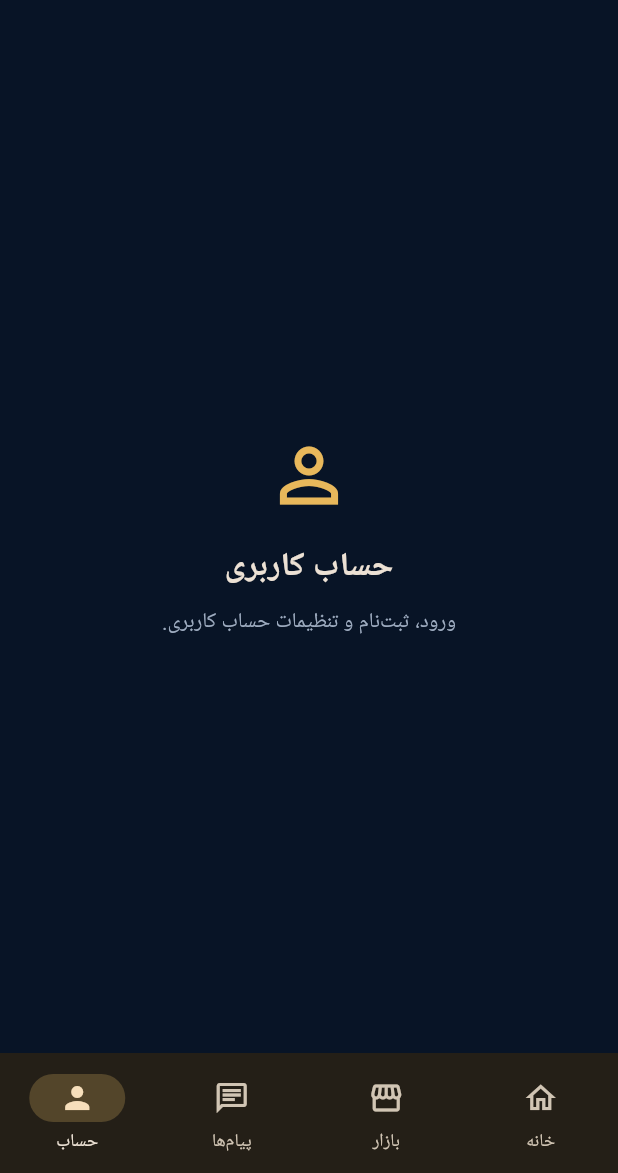
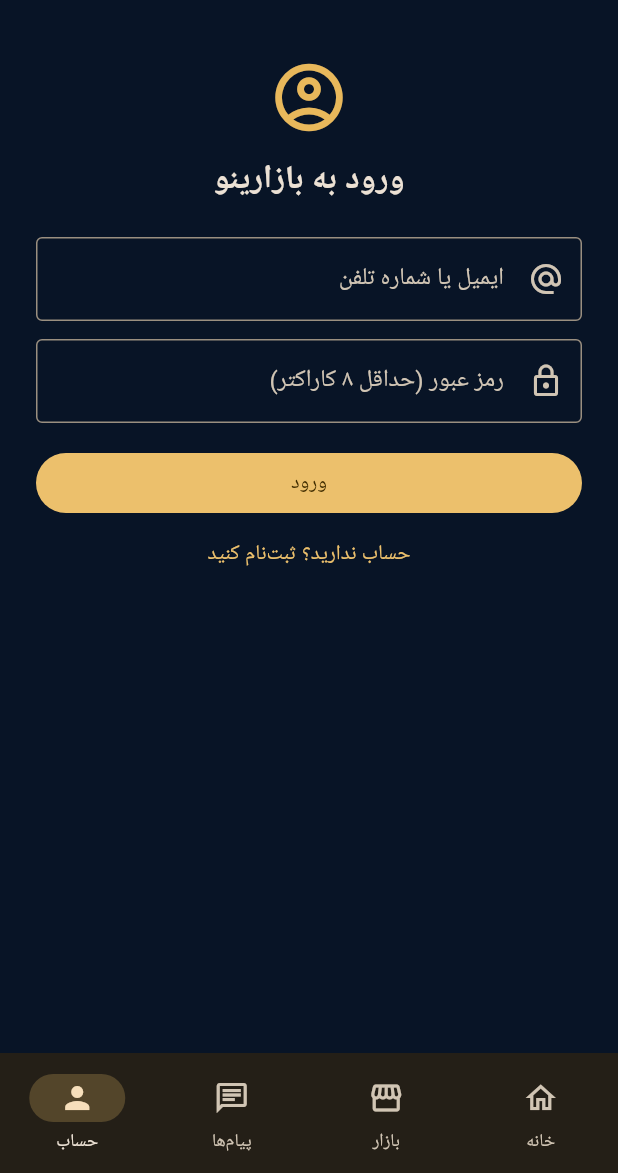
Before and after one commit to ajami6657-max/BAZARINO, a Flutter app: the screen it shows after launch, item 4 of the bottom bar chosen, on a phone screen of 412 x 824 dp, the part 63-1236 px from its top. Run offline on Flutter 3.47's test engine with Material 3 defaults, Android fonts, the phone set to English and light mode, and no system bars; our stand-ins replace flutter_secure_storage; network calls fail.

Commit message:
mobile: connect sign-in and registration UI to auth API

```diff
--- a/mobile/lib/main.dart
+++ b/mobile/lib/main.dart
@@ -1,6 +1,7 @@
 import 'dart:convert';
 import 'package:flutter/material.dart';
 import 'package:http/http.dart' as http;
+import 'package:flutter_secure_storage/flutter_secure_storage.dart';
 
 const apiBaseUrl = String.fromEnvironment('BAZARINO_API_URL', defaultValue: 'http://10.0.2.2:3000/api/v1');
 
@@ -61,7 +62,7 @@ class _MarketHomeState extends State<MarketHome> {
       _homeContent(),
       const _EmptyPage(icon: Icons.storefront_outlined, title: 'بازار کالاها', subtitle: 'کالاها و فروشگاه‌های واقعی پس از اتصال سرویس نمایش داده می‌شوند.'),
       const _EmptyPage(icon: Icons.chat_bubble_outline, title: 'پیام‌ها', subtitle: 'گفت‌وگوی خریدار و فروشنده در این بخش قرار می‌گیرد.'),
-      const _EmptyPage(icon: Icons.person_outline, title: 'حساب کاربری', subtitle: 'ورود، ثبت‌نام و تنظیمات حساب کاربری.'),
+      const _AuthPage(),
     ];
     return Directionality(
       textDirection: TextDirection.rtl,
@@ -165,3 +166,132 @@ class _EmptyPage extends StatelessWidget {
     ),
   );
 }
+
+
+class _AuthPage extends StatefulWidget {
+  const _AuthPage();
+  @override
+  State<_AuthPage> createState() => _AuthPageState();
+}
+
+class _AuthPageState extends State<_AuthPage> {
+  static const storage = FlutterSecureStorage();
+  final identifier = TextEditingController();
+  final password = TextEditingController();
+  final displayName = TextEditingController();
+  bool registering = false;
+  bool busy = false;
+  String message = '';
+  String? token;
+
+  @override
+  void initState() {
+    super.initState();
+    _loadSession();
+  }
+
+  Future<void> _loadSession() async {
+    final saved = await storage.read(key: 'bazarino_access_token');
+    if (mounted) setState(() => token = saved);
+  }
+
+  Future<void> _submit() async {
+    final id = identifier.text.trim();
+    if (id.isEmpty || password.text.length < 8) {
+      setState(() => message = 'ایمیل یا شماره تلفن و رمز حداقل ۸ کاراکتری وارد کنید.');
+      return;
+    }
+    setState(() { busy = true; message = ''; });
+    try {
+      final path = registering ? '/auth/register' : '/auth/login';
+      final payload = registering
+          ? <String, dynamic>{
+              if (id.contains('@')) 'email': id else 'phone': id,
+              'password': password.text,
+              if (displayName.text.trim().isNotEmpty) 'displayName': displayName.text.trim(),
+            }
+          : <String, dynamic>{'identifier': id, 'password': password.text};
+      final response = await http.post(
+        Uri.parse('$apiBaseUrl$path'),
+        headers: {'Content-Type': 'application/json'},
+        body: jsonEncode(payload),
+      ).timeout(const Duration(seconds: 15));
+      final data = jsonDecode(response.body) as Map<String, dynamic>;
+      if (response.statusCode >= 200 && response.statusCode < 300 && data['accessToken'] is String) {
+        await storage.write(key: 'bazarino_access_token', value: data['accessToken'] as String);
+        if (mounted) setState(() { token = data['accessToken'] as String; message = 'ورود با موفقیت انجام شد.'; });
+      } else {
+        final raw = data['message'];
+        setState(() => message = raw is String ? raw : 'عملیات ناموفق بود. اطلاعات را بررسی کنید.');
+      }
+    } catch (_) {
+      setState(() => message = 'اتصال به سرور برقرار نشد. آدرس API و سرور را بررسی کنید.');
+    } finally {
+      if (mounted) setState(() => busy = false);
+    }
+  }
+
+  Future<void> _logout() async {
+    await storage.delete(key: 'bazarino_access_token');
+    if (mounted) setState(() { token = null; message = 'از حساب خارج شدید.'; });
+  }
+
+  @override
+  void dispose() {
+    identifier.dispose();
+    password.dispose();
+    displayName.dispose();
+    super.dispose();
+  }
+
+  @override
+  Widget build(BuildContext context) {
+    if (token != null) {
+      return Center(
+        child: Padding(
+          padding: const EdgeInsets.all(28),
+          child: Column(mainAxisSize: MainAxisSize.min, children: [
+            const Icon(Icons.verified_user_outlined, color: Color(0xFFE8B85B), size: 58),
+            const SizedBox(height: 16),
+            const Text('نشست کاربری ذخیره شده است', style: TextStyle(fontSize: 20, fontWeight: FontWeight.bold)),
+            const SizedBox(height: 8),
+            const Text('توکن ورود به‌صورت امن روی دستگاه نگهداری می‌شود.', textAlign: TextAlign.center, style: TextStyle(color: Color(0xFF9EACC0))),
+            const SizedBox(height: 20),
+            OutlinedButton(onPressed: _logout, child: const Text('خروج از حساب')),
+          ]),
+        ),
+      );
+    }
+    return ListView(
+      padding: const EdgeInsets.all(24),
+      children: [
+        const Icon(Icons.account_circle_outlined, color: Color(0xFFE8B85B), size: 54),
+        const SizedBox(height: 12),
+        Text(registering ? 'ساخت حساب بازارینو' : 'ورود به بازارینو', textAlign: TextAlign.center, style: const TextStyle(fontSize: 22, fontWeight: FontWeight.bold)),
+        const SizedBox(height: 22),
+        if (registering) ...[
+          TextField(controller: displayName, decoration: const InputDecoration(labelText: 'نام نمایشی', border: OutlineInputBorder())),
+          const SizedBox(height: 12),
+        ],
+        TextField(
+          controller: identifier,
+          keyboardType: TextInputType.emailAddress,
+          decoration: const InputDecoration(labelText: 'ایمیل یا شماره تلفن', border: OutlineInputBorder(), prefixIcon: Icon(Icons.alternate_email)),
+        ),
+        const SizedBox(height: 12),
+        TextField(
+          controller: password,
+          obscureText: true,
+          decoration: const InputDecoration(labelText: 'رمز عبور (حداقل ۸ کاراکتر)', border: OutlineInputBorder(), prefixIcon: Icon(Icons.lock_outline)),
+        ),
+        const SizedBox(height: 16),
+        FilledButton(
+          onPressed: busy ? null : _submit,
+          child: busy ? const SizedBox(height: 20, width: 20, child: CircularProgressIndicator(strokeWidth: 2)) : Text(registering ? 'ثبت‌نام' : 'ورود'),
+        ),
+        TextButton(onPressed: busy ? null : () => setState(() { registering = !registering; message = ''; }), child: Text(registering ? 'حساب دارید؟ وارد شوید' : 'حساب ندارید؟ ثبت‌نام کنید')),
+        if (message.isNotEmpty) Padding(padding: const EdgeInsets.only(top: 10), child: Text(message, textAlign: TextAlign.center, style: const TextStyle(color: Color(0xFFE8B85B)))),
+      ],
+    );
+  }
+}
```
